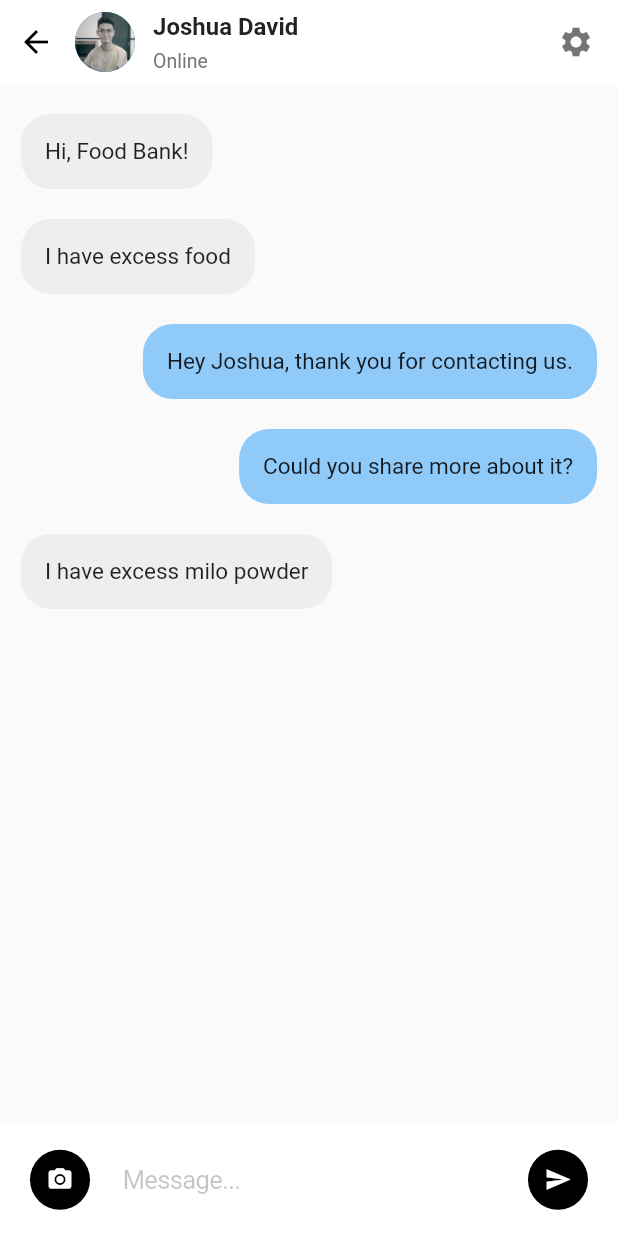
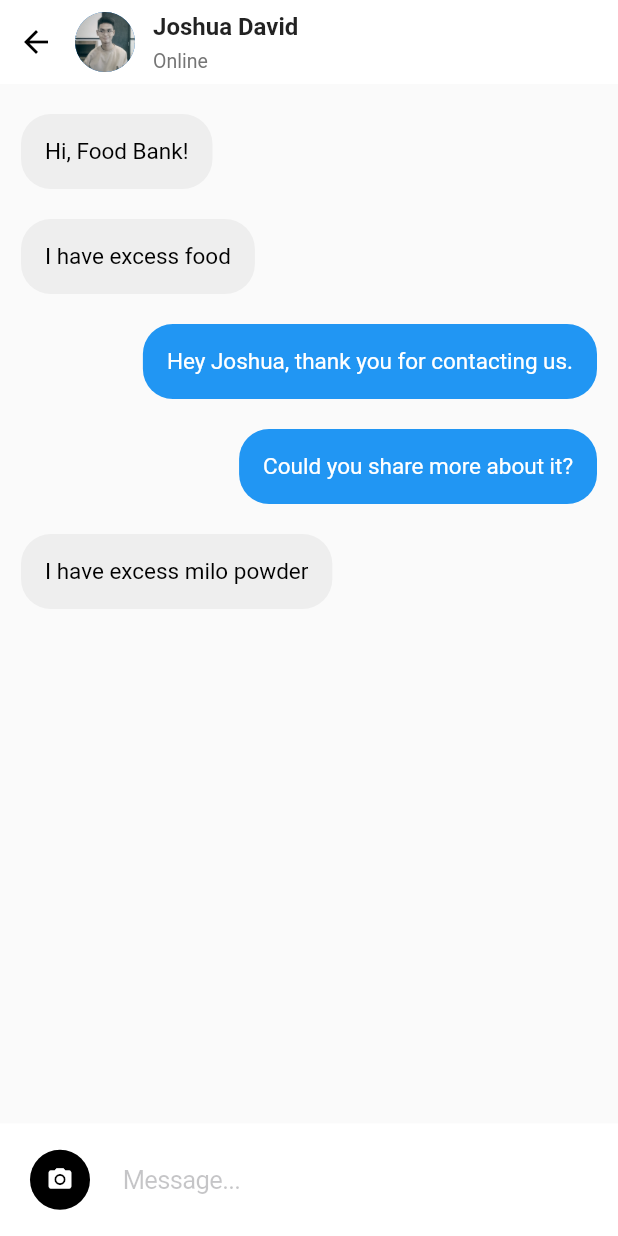
Before and after one commit to torrizing/google-ignite-22-group2, a Flutter app: the ChatDetails screen opened directly, on a phone screen of 412 x 824 dp. Run offline on Flutter 3.47's test engine with Material 2 defaults, Android fonts, the phone set to English and light mode, and no system bars; our stand-ins replace google_maps_flutter.

Commit message:
fix text color

```diff
--- a/lib/screens/chat/chat_details.dart
+++ b/lib/screens/chat/chat_details.dart
@@ -98,10 +98,6 @@ class _ChatDetailsState extends State<ChatDetails> {
                       ],
                     ),
                   ),
-                  const Icon(
-                    Icons.settings,
-                    color: Colors.black54,
-                  ),
                 ],
               ),
             ),
@@ -127,12 +123,16 @@ class _ChatDetailsState extends State<ChatDetails> {
                         borderRadius: BorderRadius.circular(20),
                         color: (messages[index].messageType == "receiver"
                             ? Colors.grey.shade200
-                            : Colors.blue[200]),
+                            : Colors.blue[500]),
                       ),
                       padding: const EdgeInsets.all(16),
                       child: Text(
                         messages[index].messageContent,
-                        style: const TextStyle(fontSize: 15),
+                        style: TextStyle(
+                            fontSize: 15,
+                            color: (messages[index].messageType == "sender")
+                                ? Colors.white
+                                : Colors.black),
                       ),
                     ),
                   ),
@@ -179,23 +179,6 @@ class _ChatDetailsState extends State<ChatDetails> {
 
                               _controller.clear();
                             })),
-                    const SizedBox(
-                      width: 15,
-                    ),
-                    SizedBox(
-                      width: 40.0,
-                      child: FloatingActionButton(
-                        onPressed: () {},
-                        heroTag: 'btn2',
-                        backgroundColor: Colors.black,
-                        elevation: 0,
-                        child: const Icon(
-                          Icons.send,
-                          color: Colors.white,
-                          size: 18,
-                        ),
-                      ),
-                    )
                   ],
                 ),
               ),
```
